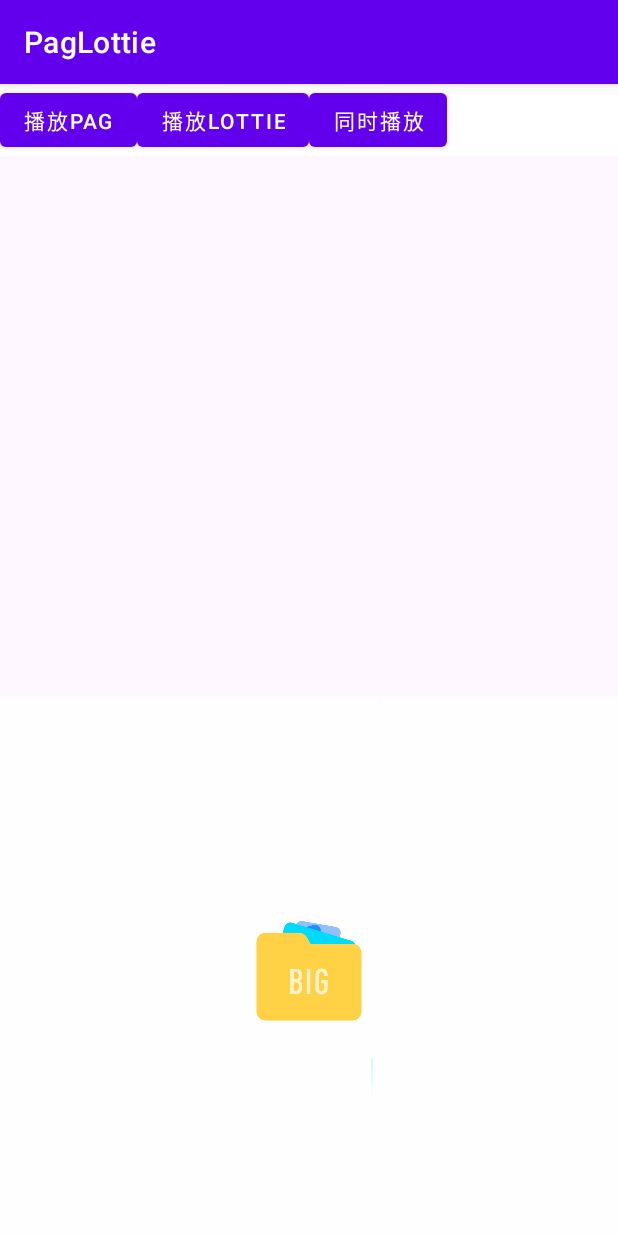
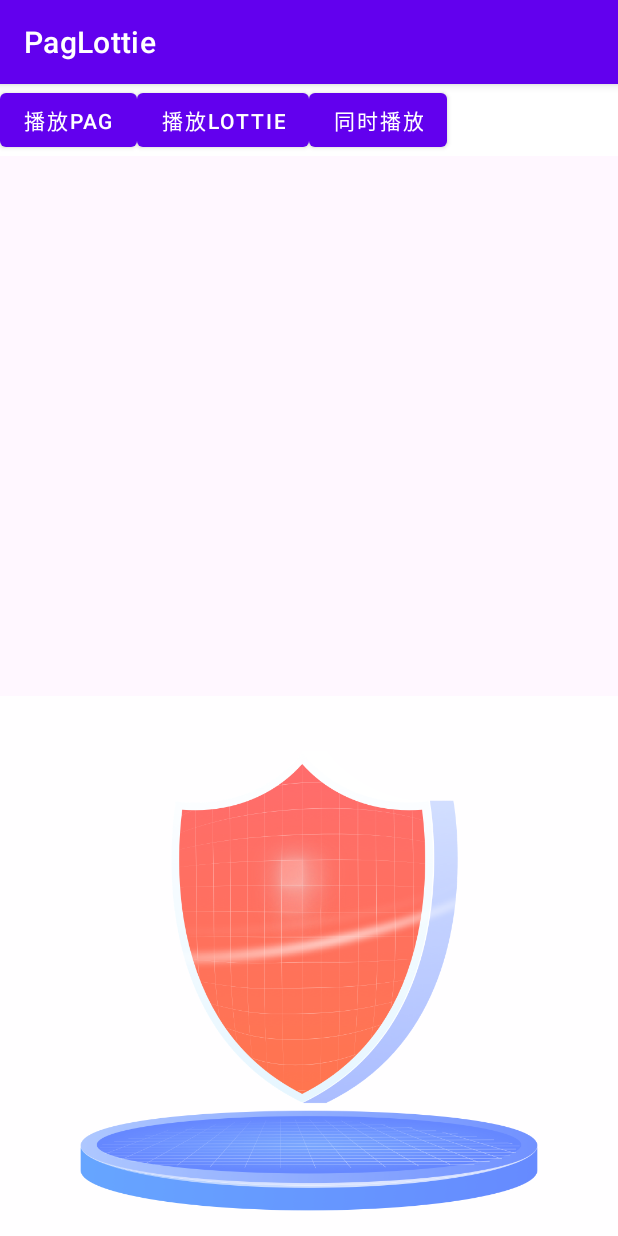
Before and after one commit to AdrianAndroid/PagLottieCompare, an Android app: the SavActivity screen opened directly, with no data from a screen before it, on a phone screen of 412 x 824 dp. Run offline under Robolectric (Android 15) with nearby library versions, the phone set to English and light mode, and no system bars.

Commit message:
仅留lottie

```diff
--- a/app/src/main/res/layout/activity_sav.xml
+++ b/app/src/main/res/layout/activity_sav.xml
@@ -48,6 +48,14 @@
         android:layout_weight="1"
         android:background="#01ff00ff">
 
+        <com.airbnb.lottie.LottieAnimationView
+            android:id="@+id/lottie"
+            android:layout_width="match_parent"
+            android:layout_height="match_parent"
+            app:lottie_autoPlay="true"
+            app:lottie_fileName="sav/lottie/data.json"
+            app:lottie_imageAssetsFolder="sav/lottie/images"
+            app:lottie_loop="true" />
 
     </FrameLayout>
 
```
Also changed, not shown: app/src/main/java/com/example/paglottie/SavActivity.kt (+1 -25 lines), app/src/main/java/com/example/paglottie/VirActivity.kt (+2 -26 lines), app/src/main/res/layout/activity_vir.xml (+8 -0 lines).
